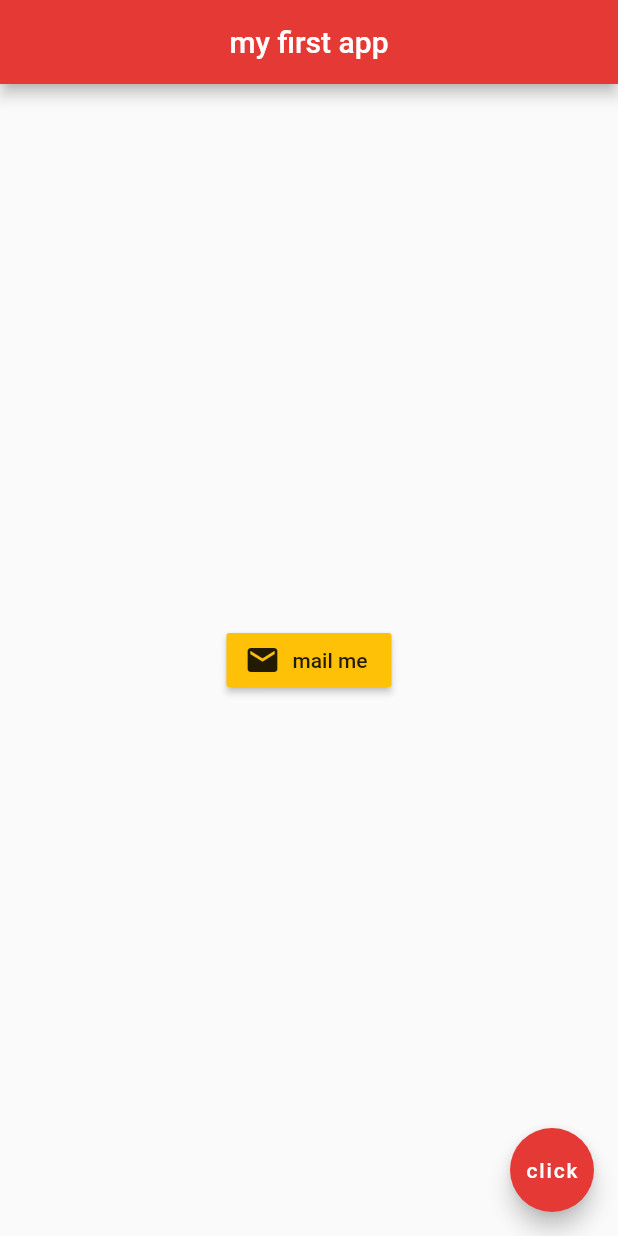
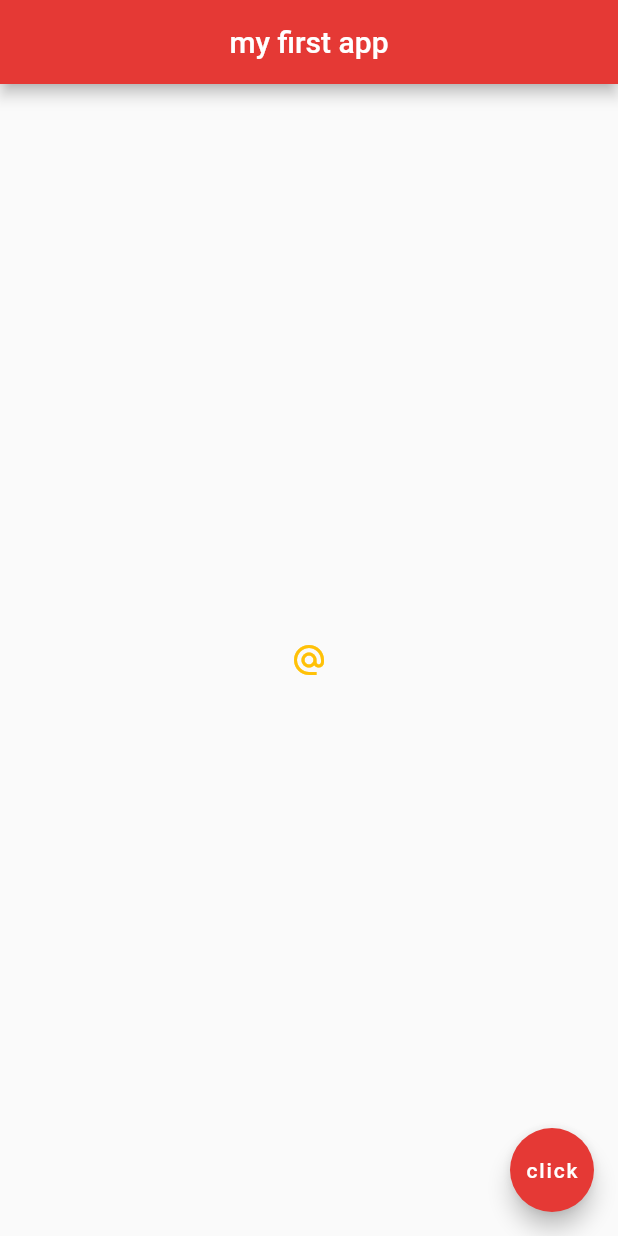
Before and after one commit to gadtab/my_flutter, a Flutter app: the screen it shows after launch, on a phone screen of 412 x 824 dp. Run offline on Flutter 3.47's test engine with Material 2 defaults, Android fonts, the phone set to English and light mode, and no system bars.

Commit message:
buttons 2

```diff
--- a/myapp/lib/main.dart
+++ b/myapp/lib/main.dart
@@ -14,12 +14,11 @@ class Home extends StatelessWidget {
         backgroundColor: Colors.red[600],
       ),
       body: Center(
-        child: RaisedButton.icon(
-          onPressed: () {},
-          icon: Icon(
-            Icons.mail,
-          ),
-          label: Text('mail me'),
+        child: IconButton(
+          onPressed: () {
+            print ('you clicked me');
+          },
+          icon: Icon(Icons.alternate_email),
           color: Colors.amber,
         ),
       ),
```
